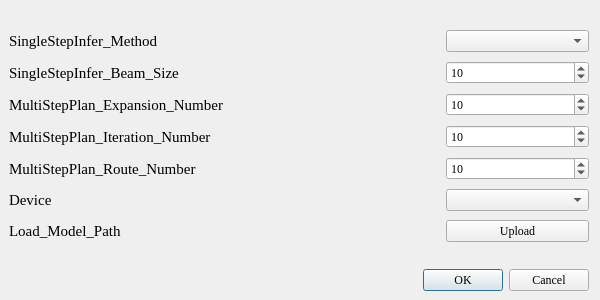
This is GUI/ui/parameters_NPRetro.ui in momozhangcn/GSETRetro as Qt 5 draws it before an edit. The edited form follows.
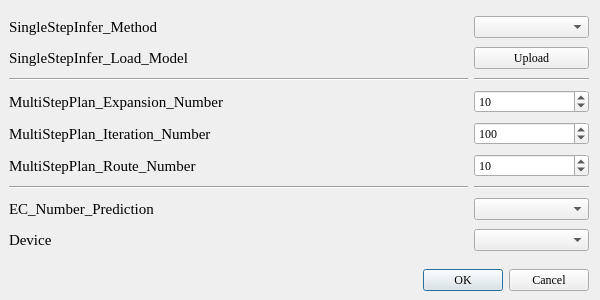
This is the edited form.

Patch:
```diff
--- a/GUI/ui/parameters_NPRetro.ui
+++ b/GUI/ui/parameters_NPRetro.ui
@@ -30,7 +30,7 @@
   <property name="windowTitle">
    <string>Dialog</string>
   </property>
-  <layout class="QGridLayout" name="gridLayout" rowstretch="1,1,1,1,1,1,1,1,1,1" columnstretch="3,1" rowminimumheight="1,1,1,1,1,1,1,1,1,1" columnminimumwidth="3,1">
+  <layout class="QGridLayout" name="gridLayout" rowstretch="1,1,1,1,1,1,1,1,1,1,1,1,1" columnstretch="4,1">
    <property name="sizeConstraint">
     <enum>QLayout::SetNoConstraint</enum>
    </property>
@@ -46,30 +46,7 @@
    <property name="verticalSpacing">
     <number>9</number>
    </property>
-   <item row="9" column="0" colspan="2">
-    <widget class="QDialogButtonBox" name="buttonBox">
-     <property name="orientation">
-      <enum>Qt::Horizontal</enum>
-     </property>
-     <property name="standardButtons">
-      <set>QDialogButtonBox::Cancel|QDialogButtonBox::Ok</set>
-     </property>
-    </widget>
-   </item>
-   <item row="2" column="0">
-    <widget class="QLabel" name="label_4">
-     <property name="font">
-      <font>
-       <family>Times New Roman</family>
-       <pointsize>11</pointsize>
-      </font>
-     </property>
-     <property name="text">
-      <string>SingleStepInfer_Beam_Size</string>
-     </property>
-    </widget>
-   </item>
-   <item row="8" column="0">
+   <item row="11" column="0">
     <spacer name="verticalSpacer_2">
      <property name="orientation">
       <enum>Qt::Vertical</enum>
@@ -85,30 +62,56 @@
      </property>
     </spacer>
    </item>
-   <item row="1" column="0">
-    <widget class="QLabel" name="label_2">
-     <property name="font">
-      <font>
-       <family>Times New Roman</family>
-       <pointsize>11</pointsize>
-      </font>
-     </property>
+   <item row="2" column="1">
+    <widget class="QPushButton" name="button_ModelPath">
      <property name="text">
-      <string>SingleStepInfer_Method</string>
-     </property>
-    </widget>
-   </item>
-   <item row="4" column="1">
-    <widget class="QSpinBox" name="spinBox_Iterations_Number">
-     <property name="maximum">
-      <number>20</number>
-     </property>
-     <property name="value">
-      <number>10</number>
+      <string>Upload</string>
      </property>
     </widget>
    </item>
    <item row="5" column="0">
+    <widget class="QLabel" name="label_5">
+     <property name="font">
+      <font>
+       <family>Times New Roman</family>
+       <pointsize>11</pointsize>
+      </font>
+     </property>
+     <property name="text">
+      <string>MultiStepPlan_Iteration_Number</string>
+     </property>
+    </widget>
+   </item>
+   <item row="5" column="1">
+    <widget class="QSpinBox" name="spinBox_Iterations_Number">
+     <property name="minimum">
+      <number>10</number>
+     </property>
+     <property name="maximum">
+      <number>500</number>
+     </property>
+     <property name="singleStep">
+      <number>10</number>
+     </property>
+     <property name="value">
+      <number>100</number>
+     </property>
+    </widget>
+   </item>
+   <item row="2" column="0">
+    <widget class="QLabel" name="label_7">
+     <property name="font">
+      <font>
+       <family>Times New Roman</family>
+       <pointsize>11</pointsize>
+      </font>
+     </property>
+     <property name="text">
+      <string>SingleStepInfer_Load_Model</string>
+     </property>
+    </widget>
+   </item>
+   <item row="6" column="0">
     <widget class="QLabel" name="label_3">
      <property name="font">
       <font>
@@ -121,23 +124,7 @@
      </property>
     </widget>
    </item>
-   <item row="0" column="0">
-    <spacer name="verticalSpacer">
-     <property name="orientation">
-      <enum>Qt::Vertical</enum>
-     </property>
-     <property name="sizeType">
-      <enum>QSizePolicy::Preferred</enum>
-     </property>
-     <property name="sizeHint" stdset="0">
-      <size>
-       <width>20</width>
-       <height>20</height>
-      </size>
-     </property>
-    </spacer>
-   </item>
-   <item row="6" column="0">
+   <item row="9" column="0">
     <widget class="QLabel" name="label_6">
      <property name="font">
       <font>
@@ -150,43 +137,104 @@
      </property>
     </widget>
    </item>
-   <item row="4" column="0">
-    <widget class="QLabel" name="label_5">
-     <property name="font">
-      <font>
-       <family>Times New Roman</family>
-       <pointsize>11</pointsize>
-      </font>
-     </property>
-     <property name="text">
-      <string>MultiStepPlan_Iteration_Number</string>
-     </property>
-    </widget>
+   <item row="9" column="1">
+    <widget class="QComboBox" name="comboBox_Device"/>
+   </item>
+   <item row="8" column="1">
+    <widget class="QComboBox" name="comboBox_ECPredict"/>
    </item>
    <item row="1" column="1">
     <widget class="QComboBox" name="comboBox_Model_Type"/>
    </item>
-   <item row="2" column="1">
-    <widget class="QSpinBox" name="spinBox_Beam_Size">
-     <property name="maximum">
-      <number>50</number>
-     </property>
-     <property name="value">
-      <number>10</number>
-     </property>
-    </widget>
-   </item>
-   <item row="5" column="1">
-    <widget class="QSpinBox" name="spinBox_Route_Number">
-     <property name="maximum">
-      <number>50</number>
-     </property>
-     <property name="value">
-      <number>10</number>
-     </property>
-    </widget>
-   </item>
    <item row="3" column="0">
+    <widget class="Line" name="line">
+     <property name="orientation">
+      <enum>Qt::Horizontal</enum>
+     </property>
+    </widget>
+   </item>
+   <item row="8" column="0">
+    <widget class="QLabel" name="label_4">
+     <property name="font">
+      <font>
+       <family>Times New Roman</family>
+       <pointsize>11</pointsize>
+      </font>
+     </property>
+     <property name="text">
+      <string>EC_Number_Prediction</string>
+     </property>
+    </widget>
+   </item>
+   <item row="6" column="1">
+    <widget class="QSpinBox" name="spinBox_Route_Number">
+     <property name="minimum">
+      <number>1</number>
+     </property>
+     <property name="maximum">
+      <number>100</number>
+     </property>
+     <property name="value">
+      <number>10</number>
+     </property>
+    </widget>
+   </item>
+   <item row="12" column="0" colspan="2">
+    <widget class="QDialogButtonBox" name="buttonBox">
+     <property name="orientation">
+      <enum>Qt::Horizontal</enum>
+     </property>
+     <property name="standardButtons">
+      <set>QDialogButtonBox::Cancel|QDialogButtonBox::Ok</set>
+     </property>
+    </widget>
+   </item>
+   <item row="4" column="1">
+    <widget class="QSpinBox" name="spinBox_Expansion_Number">
+     <property name="minimum">
+      <number>1</number>
+     </property>
+     <property name="maximum">
+      <number>100</number>
+     </property>
+     <property name="singleStep">
+      <number>1</number>
+     </property>
+     <property name="value">
+      <number>10</number>
+     </property>
+    </widget>
+   </item>
+   <item row="0" column="0">
+    <spacer name="verticalSpacer">
+     <property name="orientation">
+      <enum>Qt::Vertical</enum>
+     </property>
+     <property name="sizeType">
+      <enum>QSizePolicy::Preferred</enum>
+     </property>
+     <property name="sizeHint" stdset="0">
+      <size>
+       <width>20</width>
+       <height>20</height>
+      </size>
+     </property>
+    </spacer>
+   </item>
+   <item row="1" column="0">
+    <widget class="QLabel" name="label_2">
+     <property name="font">
+      <font>
+       <family>Times New Roman</family>
+       <pointsize>11</pointsize>
+      </font>
+     </property>
+     <property name="text">
+      <string>SingleStepInfer_Method</string>
+     </property>
+    </widget>
+   </item>
+   <item row="4" column="0">
     <widget class="QLabel" name="label">
      <property name="font">
       <font>
@@ -199,36 +247,24 @@
      </property>
     </widget>
    </item>
-   <item row="3" column="1">
-    <widget class="QSpinBox" name="spinBox_Expansion_Number">
-     <property name="maximum">
-      <number>50</number>
-     </property>
-     <property name="value">
-      <number>10</number>
-     </property>
-    </widget>
-   </item>
-   <item row="6" column="1">
-    <widget class="QComboBox" name="comboBox_Device"/>
-   </item>
    <item row="7" column="0">
-    <widget class="QLabel" name="label_7">
-     <property name="font">
-      <font>
-       <family>Times New Roman</family>
-       <pointsize>11</pointsize>
-      </font>
+    <widget class="Line" name="line_2">
+     <property name="orientation">
+      <enum>Qt::Horizontal</enum>
      </property>
-     <property name="text">
-      <string>Load_Model_Path </string>
+    </widget>
+   </item>
+   <item row="3" column="1">
+    <widget class="Line" name="line_3">
+     <property name="orientation">
+      <enum>Qt::Horizontal</enum>
      </property>
     </widget>
    </item>
    <item row="7" column="1">
-    <widget class="QPushButton" name="button_ModelPath">
-     <property name="text">
-      <string>Upload</string>
+    <widget class="Line" name="line_4">
+     <property name="orientation">
+      <enum>Qt::Horizontal</enum>
      </property>
     </widget>
    </item>
```
